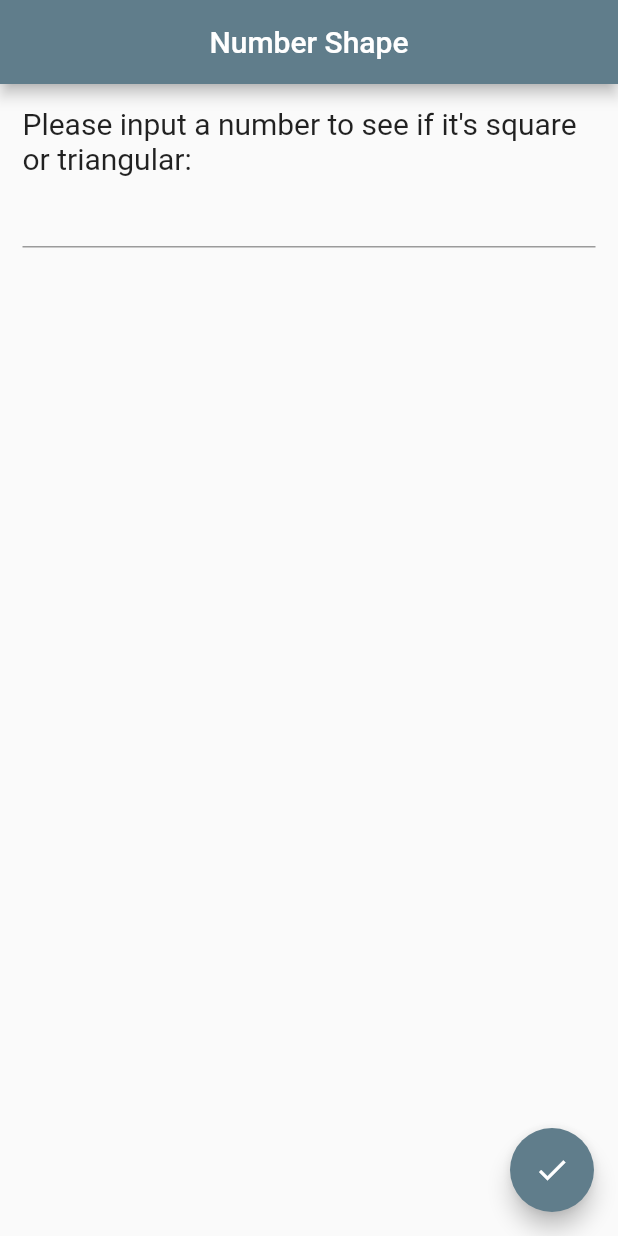
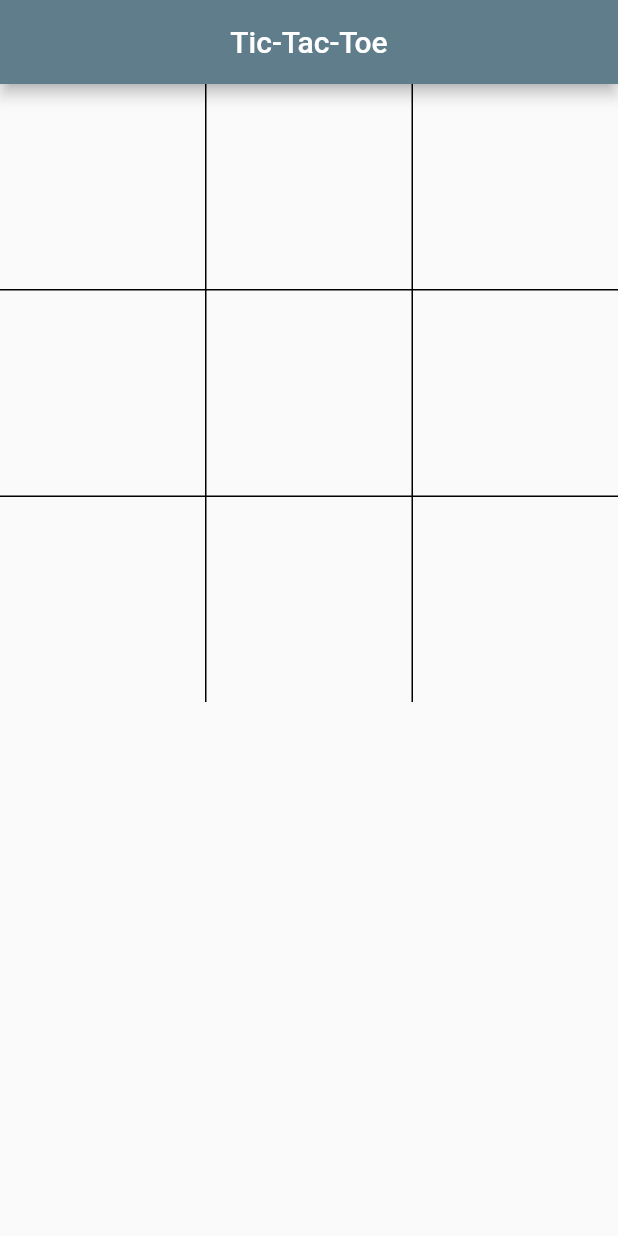
Before and after one commit to TunsAdrian/Flutter-Google-Course, a Flutter app: the screen it shows after launch, on a phone screen of 412 x 824 dp. Run offline on Flutter 3.47's test engine with Material 2 defaults, Android fonts, the phone set to English and light mode, and no system bars.

Commit message:
Created Tic-Tac-Toe application

```diff
--- a/lib/main.dart
+++ b/lib/main.dart
@@ -1,5 +1,3 @@
-import 'dart:math';
-
 import 'package:flutter/material.dart';
 
 void main() {
@@ -10,9 +8,9 @@ class MyApp extends StatelessWidget {
   @override
   Widget build(BuildContext context) {
     return MaterialApp(
-      title: 'Number Shape',
+      title: 'Tic-Tac-Toe',
       theme: ThemeData(primarySwatch: Colors.blueGrey),
-      home: const HomePage(title: 'Number Shape'),
+      home: const HomePage(title: 'Tic-Tac-Toe'),
     );
   }
 }
@@ -25,40 +23,87 @@ class HomePage extends StatefulWidget {
   _HomePageState createState() => _HomePageState();
 }
 
+enum _TileState { uninitialised, firstPlayerTap, secondPlayerTap }
+
 class _HomePageState extends State<HomePage> {
-  final TextEditingController _controller = TextEditingController();
-  final GlobalKey<FormState> _formKey = GlobalKey<FormState>();
+  final List<_TileState> _board = List<_TileState>.generate(9, (int index) {
+    return _TileState.uninitialised;
+  });
+  bool _isFirstTurn = true;
+  bool _isGameEnd = false;
 
-  String _numberFindShape = '';
-  String _numberShapeResult = '';
-
-  String _findNumberShape(int number) {
-    final int triangle = pow(number, 1 / 3).round().toInt();
-    final int square = sqrt(number).toInt();
-
-    if (triangle * triangle * triangle == number && square * square == number) {
-      return 'Number $number is both SQUARE and TRIANGULAR';
-    } else if (triangle * triangle * triangle == number) {
-      return 'Number $number is TRIANGULAR';
-    } else if (square * square == number) {
-      return 'Number $number is SQUARE';
+  void _checkGameEnd(bool isFirst) {
+    // Horizontal win check
+    if ((_board[0] == _board[1]) && (_board[1] == _board[2]) && _board[1] != _TileState.uninitialised) {
+      _highlightWin(0, 1, 2);
+    }
+    if ((_board[3] == _board[4]) && (_board[4] == _board[5]) && _board[4] != _TileState.uninitialised) {
+      _highlightWin(3, 4, 5);
+    }
+    if ((_board[6] == _board[7]) && (_board[7] == _board[8]) && _board[7] != _TileState.uninitialised) {
+      _highlightWin(6, 7, 8);
     }
 
-    return 'Number $number is neither TRIANGULAR or SQUARE';
+    // Vertical win check
+    if ((_board[0] == _board[3]) && (_board[3] == _board[6]) && _board[3] != _TileState.uninitialised) {
+      _highlightWin(0, 3, 6);
+    }
+    if ((_board[1] == _board[4]) && (_board[4] == _board[7]) && _board[4] != _TileState.uninitialised) {
+      _highlightWin(1, 4, 7);
+    }
+    if ((_board[2] == _board[5]) && (_board[5] == _board[8]) && _board[5] != _TileState.uninitialised) {
+      _highlightWin(2, 5, 8);
     }
 
-  // source: api.flutter.dev
-  Future<void> _showNumberShapeDialog() async {
-    return showDialog<void>(
-      context: context,
-      barrierDismissible: true, // user must not tap button!
-      builder: (BuildContext context) {
-        return AlertDialog(
-          title: Text(_numberFindShape),
-          content: Text(_numberShapeResult),
-        );
-      },
-    );
+    // Diagonal win check
+    if ((_board[0] == _board[4]) && (_board[4] == _board[8]) && _board[4] != _TileState.uninitialised) {
+      _highlightWin(0, 4, 8);
+    }
+    if ((_board[2] == _board[4]) && (_board[4] == _board[6]) && _board[4] != _TileState.uninitialised) {
+      _highlightWin(2, 4, 6);
+    }
+
+    // Check for draw
+    if (!_board.contains(_TileState.uninitialised)) {
+      setState(() {
+        _isGameEnd = true;
+      });
+    }
+  }
+
+  void _highlightWin(int indexOne, int indexTwo, int indexThree) {
+    setState(() {
+      // Reset the game board
+      _board.fillRange(0, _board.length, _TileState.uninitialised);
+      _isGameEnd = true;
+
+      if (_isFirstTurn) {
+        _board[indexOne] = _TileState.firstPlayerTap;
+        _board[indexTwo] = _TileState.firstPlayerTap;
+        _board[indexThree] = _TileState.firstPlayerTap;
+      } else {
+        _board[indexOne] = _TileState.secondPlayerTap;
+        _board[indexTwo] = _TileState.secondPlayerTap;
+        _board[indexThree] = _TileState.secondPlayerTap;
+      }
+    });
+  }
+
+  void _onPlayerTap(int index) {
+    setState(() {
+      _board[index] = _isFirstTurn ? _TileState.firstPlayerTap : _TileState.secondPlayerTap;
+      _checkGameEnd(_isFirstTurn);
+      _isFirstTurn = !_isFirstTurn;
+    });
+  }
+
+  Color _getTileColor(int index) {
+    if (_board[index] == _TileState.firstPlayerTap) {
+      return Colors.green;
+    } else if (_board[index] == _TileState.secondPlayerTap) {
+      return Colors.red;
+    }
+    return Theme.of(context).scaffoldBackgroundColor; // color the uninitialised tiles with background color
   }
 
   @override
@@ -68,38 +113,45 @@ class _HomePageState extends State<HomePage> {
           title: Text(widget.title),
           centerTitle: true,
         ),
-      floatingActionButton: FloatingActionButton(
-        backgroundColor: Colors.blueGrey,
+        body: Column(
+          children: <Widget>[
+            // Both Column and GridView widgets expand the size on main axis, so shrinkWrap property should be used,
+            // as the GridView is of a fairly small size
+            Container(
+              color: Colors.black,
+              child: GridView.builder(
+                shrinkWrap: true,
+                itemCount: 9,
+                gridDelegate: const SliverGridDelegateWithFixedCrossAxisCount(
+                  crossAxisCount: 3,
+                  crossAxisSpacing: 1.0,
+                  mainAxisSpacing: 1.0,
+                ),
+                itemBuilder: (BuildContext context, int index) {
+                  return GestureDetector(
+                      child:
+                          AnimatedContainer(duration: const Duration(milliseconds: 500), color: _getTileColor(index)),
+                      onTap: () {
+                        _onPlayerTap(index);
+                      });
+                },
+              ),
+            ),
+            Visibility(
+              visible: _isGameEnd,
+              child: RaisedButton(
                   onPressed: () {
                     setState(() {
-            if (_formKey.currentState.validate()) {
-              _numberFindShape = _controller.text;
-              _numberShapeResult = _findNumberShape(int.parse(_numberFindShape));
-              _showNumberShapeDialog();
-            }
+                      // Reset the game board
+                      _board.fillRange(0, _board.length, _TileState.uninitialised);
+                      _isFirstTurn = true;
+                      _isGameEnd = false;
                     });
                   },
-        child: const Icon(Icons.done),
-      ),
-      body: Padding(
-          padding: const EdgeInsets.all(15.0),
-          child: Column(
-            children: <Widget>[
-              const Text('Please input a number to see if it\'s square or triangular:', style: TextStyle(fontSize: 20)),
-              Form(
-                  key: _formKey,
-                  child: TextFormField(
-                    controller: _controller,
-                    keyboardType: TextInputType.number,
-                    validator: (String value) {
-                      if (int.tryParse(value) == null || int.parse(value) < 0) {
-                        return 'Please enter a whole, positive number';
-                      }
-                      return null;
-                    },
-                  )),
+                  padding: const EdgeInsets.all(5.0),
+                  child: const Text('Play again!')),
+            )
           ],
-          )),
-    );
+        ));
   }
 }
```
Lines whose indentation alone changed are shown as unchanged.
